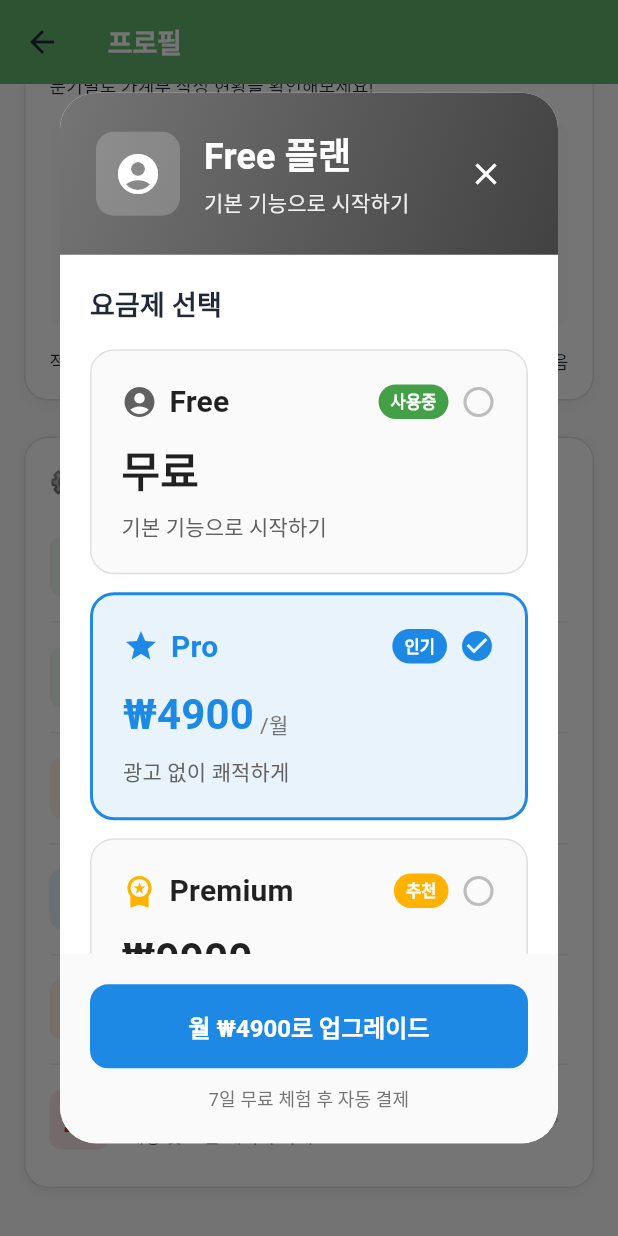
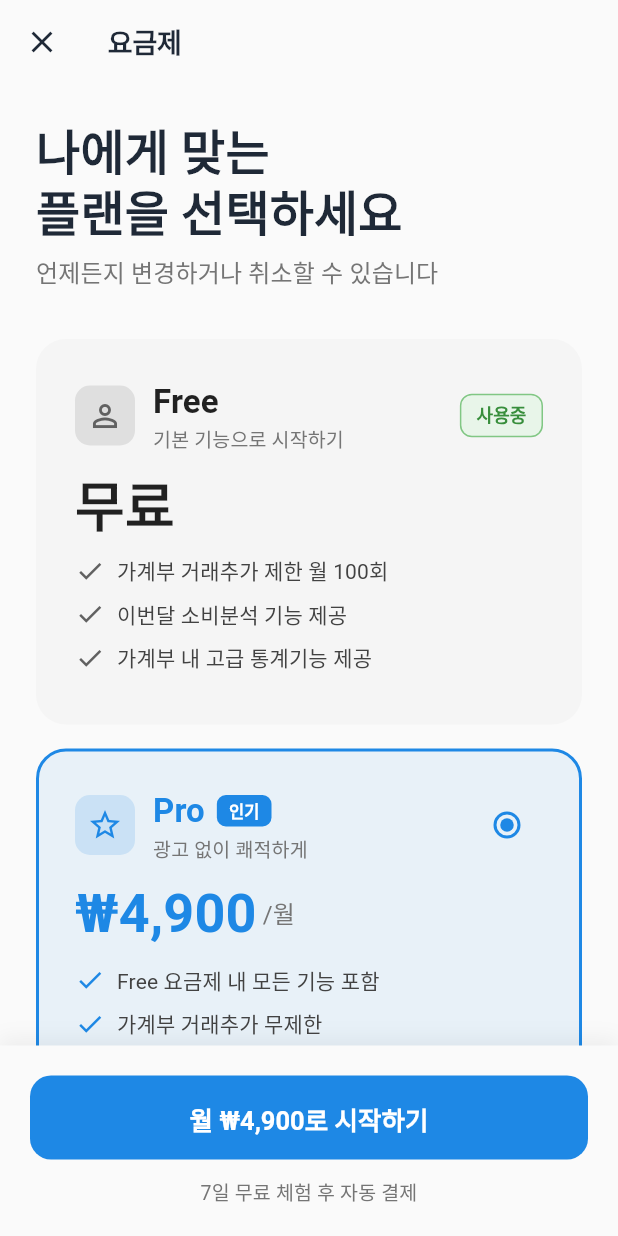
Before and after one commit to dlworua/money_app, a Flutter app: the ProfileView screen opened directly, scrolled down 752 dp, after a tap on "프리미엄 가입", on a phone screen of 412 x 824 dp. Run offline on Flutter 3.47's test engine with Material 3 defaults, Android fonts, the phone set to English and light mode, and no system bars; our stand-ins replace auto_size_text, flutter_riverpod, flutter_svg, google_mobile_ads, google_sign_in, in_app_purchase and 3 more; accounts and stored records are empty; network calls fail; Roboto replaces fonts that are missing (SF Pro Display).

Commit message:
feat: 요금제 선택을 전체 페이지로 개선
- SubscriptionPage 생성 (Claude 앱 스타일)
- 더 큰 화면으로 가독성 향상
- 요금제 카드 디자인 개선
- 기능 비교표 추가 (Free/Pro/Premium)
- 하단 고정 버튼으로 구독 UX 개선
- 다이얼로그에서 전체 페이지로 변경

```diff
--- a/lib/presentation/views/profile_view.dart
+++ b/lib/presentation/views/profile_view.dart
@@ -12,7 +12,7 @@ import '../viewmodels/theme_viewmodel.dart';
 import '../providers/auth_provider.dart';
 import '../../data/models/transaction.dart';
 import '../../data/repositories/transaction_repository.dart';
-import '../dialogs/subscription_dialog.dart';
+import 'subscription_page.dart';
 
 class ProfileView extends ConsumerStatefulWidget {
   const ProfileView({super.key});
@@ -1162,10 +1162,12 @@ class _ProfileViewState extends ConsumerState<ProfileView> {
                 : '광고 제거 및 3배 포인트',
             iconColor: Colors.amber[700]!,
             onTap: () {
-              // 요금제 다이얼로그 표시
-              showDialog(
-                context: context,
-                builder: (context) => const SubscriptionDialog(),
+              // 요금제 페이지로 이동
+              Navigator.push(
+                context,
+                MaterialPageRoute(
+                  builder: (context) => const SubscriptionPage(),
+                ),
               );
             },
           ),
--- /dev/null
+++ b/lib/presentation/views/subscription_page.dart
@@ -0,0 +1,582 @@
+import 'package:flutter/material.dart';
+import 'package:flutter_riverpod/flutter_riverpod.dart';
+
+import '../../data/models/subscription_tier.dart';
+import '../viewmodels/providers.dart';
+import '../../core/theme/app_theme.dart';
+
+/// 요금제 선택 페이지 (Claude 앱 스타일)
+class SubscriptionPage extends ConsumerStatefulWidget {
+  const SubscriptionPage({super.key});
+
+  @override
+  ConsumerState<SubscriptionPage> createState() => _SubscriptionPageState();
+}
+
+class _SubscriptionPageState extends ConsumerState<SubscriptionPage> {
+  int _selectedPlanIndex = 1; // 기본값 Pro
+
+  @override
+  Widget build(BuildContext context) {
+    final user = ref.watch(homeViewModelProvider).user;
+    final currentTier = user?.isPremium == true
+        ? SubscriptionTier.premium
+        : SubscriptionTier.free;
+
+    return Scaffold(
+      backgroundColor: Theme.of(context).scaffoldBackgroundColor,
+      body: CustomScrollView(
+        slivers: [
+          // 앱바
+          SliverAppBar(
+            expandedHeight: 0,
+            pinned: true,
+            backgroundColor: Theme.of(context).scaffoldBackgroundColor,
+            elevation: 0,
+            leading: IconButton(
+              icon: const Icon(Icons.close),
+              onPressed: () => Navigator.pop(context),
+            ),
+            title: const Text(
+              '요금제',
+              style: TextStyle(
+                fontSize: 18,
+                fontWeight: FontWeight.w600,
+              ),
+            ),
+          ),
+
+          // 컨텐츠
+          SliverToBoxAdapter(
+            child: Padding(
+              padding: const EdgeInsets.all(24.0),
+              child: Column(
+                crossAxisAlignment: CrossAxisAlignment.start,
+                children: [
+                  // 헤더 텍스트
+                  const Text(
+                    '나에게 맞는\n플랜을 선택하세요',
+                    style: TextStyle(
+                      fontSize: 32,
+                      fontWeight: FontWeight.bold,
+                      height: 1.2,
+                    ),
+                  ),
+                  const SizedBox(height: 8),
+                  Text(
+                    '언제든지 변경하거나 취소할 수 있습니다',
+                    style: TextStyle(
+                      fontSize: 16,
+                      color: Colors.grey[600],
+                    ),
+                  ),
+                  const SizedBox(height: 32),
+
+                  // 요금제 카드들
+                  _buildPlanCard(
+                    tier: SubscriptionTier.free,
+                    index: 0,
+                    isCurrentPlan: currentTier == SubscriptionTier.free,
+                  ),
+                  const SizedBox(height: 16),
+
+                  _buildPlanCard(
+                    tier: SubscriptionTier.pro,
+                    index: 1,
+                    isCurrentPlan: currentTier == SubscriptionTier.pro,
+                    badge: '인기',
+                  ),
+                  const SizedBox(height: 16),
+
+                  _buildPlanCard(
+                    tier: SubscriptionTier.premium,
+                    index: 2,
+                    isCurrentPlan: currentTier == SubscriptionTier.premium,
+                    badge: '추천',
+                  ),
+                  const SizedBox(height: 32),
+
+                  // 기능 비교표
+                  _buildComparisonTable(),
+
+                  const SizedBox(height: 100), // 하단 버튼 공간
+                ],
+              ),
+            ),
+          ),
+        ],
+      ),
+
+      // 하단 고정 버튼
+      bottomNavigationBar: _buildBottomBar(context, currentTier),
+    );
+  }
+
+  /// 요금제 카드
+  Widget _buildPlanCard({
+    required SubscriptionTier tier,
+    required int index,
+    required bool isCurrentPlan,
+    String? badge,
+  }) {
+    final isSelected = _selectedPlanIndex == index;
+    final baseColor = _getPrimaryColor(tier);
+
+    return GestureDetector(
+      onTap: () => setState(() => _selectedPlanIndex = index),
+      child: AnimatedContainer(
+        duration: const Duration(milliseconds: 200),
+        padding: const EdgeInsets.all(24),
+        decoration: BoxDecoration(
+          color: isSelected
+              ? baseColor.withValues(alpha: 0.08)
+              : Colors.grey[100],
+          borderRadius: BorderRadius.circular(20),
+          border: Border.all(
+            color: isSelected ? baseColor : Colors.transparent,
+            width: 2,
+          ),
+        ),
+        child: Column(
+          crossAxisAlignment: CrossAxisAlignment.start,
+          children: [
+            // 헤더
+            Row(
+              children: [
+                Container(
+                  padding: const EdgeInsets.all(8),
+                  decoration: BoxDecoration(
+                    color: baseColor.withValues(alpha: 0.15),
+                    borderRadius: BorderRadius.circular(10),
+                  ),
+                  child: Icon(
+                    _getTierIcon(tier),
+                    color: baseColor,
+                    size: 24,
+                  ),
+                ),
+                const SizedBox(width: 12),
+                Expanded(
+                  child: Column(
+                    crossAxisAlignment: CrossAxisAlignment.start,
+                    children: [
+                      Row(
+                        children: [
+                          Text(
+                            tier.displayName,
+                            style: TextStyle(
+                              fontSize: 22,
+                              fontWeight: FontWeight.bold,
+                              color: isSelected ? baseColor : Colors.black87,
+                            ),
+                          ),
+                          const SizedBox(width: 8),
+                          if (badge != null && !isCurrentPlan)
+                            Container(
+                              padding: const EdgeInsets.symmetric(
+                                horizontal: 8,
+                                vertical: 3,
+                              ),
+                              decoration: BoxDecoration(
+                                color: baseColor,
+                                borderRadius: BorderRadius.circular(6),
+                              ),
+                              child: Text(
+                                badge,
+                                style: const TextStyle(
+                                  fontSize: 11,
+                                  fontWeight: FontWeight.w600,
+                                  color: Colors.white,
+                                ),
+                              ),
+                            ),
+                        ],
+                      ),
+                      Text(
+                        tier.description,
+                        style: TextStyle(
+                          fontSize: 13,
+                          color: Colors.grey[600],
+                        ),
+                      ),
+                    ],
+                  ),
+                ),
+                if (isCurrentPlan)
+                  Container(
+                    padding: const EdgeInsets.symmetric(
+                      horizontal: 10,
+                      vertical: 5,
+                    ),
+                    decoration: BoxDecoration(
+                      color: Colors.green[50],
+                      border: Border.all(color: Colors.green[300]!),
+                      borderRadius: BorderRadius.circular(8),
+                    ),
+                    child: Text(
+                      '사용중',
+                      style: TextStyle(
+                        fontSize: 12,
+                        fontWeight: FontWeight.w600,
+                        color: Colors.green[700],
+                      ),
+                    ),
+                  )
+                else
+                  Radio<int>(
+                    value: index,
+                    groupValue: _selectedPlanIndex,
+                    onChanged: (value) {
+                      if (value != null) {
+                        setState(() => _selectedPlanIndex = value);
+                      }
+                    },
+                    activeColor: baseColor,
+                  ),
+              ],
+            ),
+            const SizedBox(height: 16),
+
+            // 가격
+            Row(
+              crossAxisAlignment: CrossAxisAlignment.end,
+              children: [
+                Text(
+                  tier.price == 0 ? '무료' : '₩${_formatPrice(tier.price)}',
+                  style: TextStyle(
+                    fontSize: 36,
+                    fontWeight: FontWeight.bold,
+                    color: isSelected ? baseColor : Colors.black87,
+                    height: 1.0,
+                  ),
+                ),
+                if (tier.price > 0)
+                  Padding(
+                    padding: const EdgeInsets.only(bottom: 6, left: 4),
+                    child: Text(
+                      '/월',
+                      style: TextStyle(
+                        fontSize: 16,
+                        color: Colors.grey[600],
+                      ),
+                    ),
+                  ),
+              ],
+            ),
+            const SizedBox(height: 16),
+
+            // 주요 특징 (최대 3개)
+            ...tier.features.take(3).map(
+                  (feature) => Padding(
+                    padding: const EdgeInsets.only(bottom: 8),
+                    child: Row(
+                      children: [
+                        Icon(
+                          Icons.check,
+                          color: baseColor,
+                          size: 20,
+                        ),
+                        const SizedBox(width: 8),
+                        Expanded(
+                          child: Text(
+                            feature,
+                            style: TextStyle(
+                              fontSize: 14,
+                              color: Colors.grey[800],
+                            ),
+                          ),
+                        ),
+                      ],
+                    ),
+                  ),
+                ),
+          ],
+        ),
+      ),
+    );
+  }
+
+  /// 기능 비교표
+  Widget _buildComparisonTable() {
+    return Container(
+      padding: const EdgeInsets.all(20),
+      decoration: BoxDecoration(
+        color: Colors.grey[50],
+        borderRadius: BorderRadius.circular(16),
+        border: Border.all(color: Colors.grey[200]!),
+      ),
+      child: Column(
+        crossAxisAlignment: CrossAxisAlignment.start,
+        children: [
+          const Text(
+            '기능 비교',
+            style: TextStyle(
+              fontSize: 20,
+              fontWeight: FontWeight.bold,
+            ),
+          ),
+          const SizedBox(height: 16),
+
+          // 기능별 비교
+          _buildComparisonRow(
+            '거래 기록',
+            ['월 100회', '무제한', '무제한'],
+          ),
+          _buildComparisonRow(
+            '광고',
+            ['모든 탭', '게임만', '완전 제거'],
+          ),
+          _buildComparisonRow(
+            '리워드 배율',
+            ['1배 (1/20)', '2배 (2/40)', '3배 (4/60)'],
+          ),
+          _buildComparisonRow(
+            'AI 코칭',
+            ['사용불가', '기본 모델', '프리미엄'],
+          ),
+          _buildComparisonRow(
+            '예산/목표',
+            ['각 10회', '각 50회', '무제한'],
+          ),
+          _buildComparisonRow(
+            '게임 티켓',
+            ['30분', '30분', '5분'],
+          ),
+        ],
+      ),
+    );
+  }
+
+  /// 비교 행
+  Widget _buildComparisonRow(String feature, List<String> values) {
+    return Padding(
+      padding: const EdgeInsets.only(bottom: 12),
+      child: Column(
+        crossAxisAlignment: CrossAxisAlignment.start,
+        children: [
+          Text(
+            feature,
+            style: const TextStyle(
+              fontSize: 14,
+              fontWeight: FontWeight.w600,
+              color: Colors.black87,
+            ),
+          ),
+          const SizedBox(height: 8),
+          Row(
+            children: [
+              Expanded(
+                child: _buildComparisonCell(
+                  values[0],
+                  SubscriptionTier.free,
+                ),
+              ),
+              const SizedBox(width: 8),
+              Expanded(
+                child: _buildComparisonCell(
+                  values[1],
+                  SubscriptionTier.pro,
+                ),
+              ),
+              const SizedBox(width: 8),
+              Expanded(
+                child: _buildComparisonCell(
+                  values[2],
+                  SubscriptionTier.premium,
+                ),
+              ),
+            ],
+          ),
+          const SizedBox(height: 8),
+          Divider(color: Colors.grey[300]),
+        ],
+      ),
+    );
+  }
+
+  /// 비교 셀
+  Widget _buildComparisonCell(String text, SubscriptionTier tier) {
+    return Container(
+      padding: const EdgeInsets.symmetric(vertical: 8, horizontal: 12),
+      decoration: BoxDecoration(
+        color: Colors.white,
+        borderRadius: BorderRadius.circular(8),
+        border: Border.all(color: Colors.grey[300]!),
+      ),
+      child: Text(
+        text,
+        style: TextStyle(
+          fontSize: 12,
+          color: Colors.grey[700],
+        ),
+        textAlign: TextAlign.center,
+      ),
+    );
+  }
+
+  /// 하단 버튼 바
+  Widget _buildBottomBar(BuildContext context, SubscriptionTier currentTier) {
+    final selectedTier = SubscriptionTier.values[_selectedPlanIndex];
+    final isCurrentPlan = selectedTier == currentTier;
+
+    return Container(
+      padding: const EdgeInsets.all(20),
+      decoration: BoxDecoration(
+        color: Theme.of(context).scaffoldBackgroundColor,
+        boxShadow: [
+          BoxShadow(
+            color: Colors.black.withValues(alpha: 0.05),
+            blurRadius: 10,
+            offset: const Offset(0, -5),
+          ),
+        ],
+      ),
+      child: SafeArea(
+        child: Column(
+          mainAxisSize: MainAxisSize.min,
+          children: [
+            if (!isCurrentPlan) ...[
+              SizedBox(
+                width: double.infinity,
+                height: 56,
+                child: ElevatedButton(
+                  onPressed: () => _handleSubscribe(context),
+                  style: ElevatedButton.styleFrom(
+                    backgroundColor: _getPrimaryColor(selectedTier),
+                    foregroundColor: Colors.white,
+                    shape: RoundedRectangleBorder(
+                      borderRadius: BorderRadius.circular(14),
+                    ),
+                    elevation: 0,
+                  ),
+                  child: Text(
+                    selectedTier.price == 0
+                        ? 'Free 플랜으로 변경'
+                        : '월 ₩${_formatPrice(selectedTier.price)}로 시작하기',
+                    style: const TextStyle(
+                      fontSize: 17,
+                      fontWeight: FontWeight.w600,
+                    ),
+                  ),
+                ),
+              ),
+              if (selectedTier.price > 0) ...[
+                const SizedBox(height: 12),
+                Text(
+                  '7일 무료 체험 후 자동 결제',
+                  style: TextStyle(
+                    fontSize: 13,
+                    color: Colors.grey[600],
+                  ),
+                  textAlign: TextAlign.center,
+                ),
+              ],
+            ] else ...[
+              Container(
+                width: double.infinity,
+                padding: const EdgeInsets.all(16),
+                decoration: BoxDecoration(
+                  color: Colors.green[50],
+                  borderRadius: BorderRadius.circular(14),
+                  border: Border.all(color: Colors.green[200]!),
+                ),
+                child: Row(
+                  mainAxisAlignment: MainAxisAlignment.center,
+                  children: [
+                    Icon(Icons.check_circle, color: Colors.green[600]),
+                    const SizedBox(width: 12),
+                    Text(
+                      '현재 사용 중인 플랜입니다',
+                      style: TextStyle(
+                        fontSize: 15,
+                        color: Colors.green[900],
+                        fontWeight: FontWeight.w600,
+                      ),
+                    ),
+                  ],
+                ),
+              ),
+            ],
+          ],
+        ),
+      ),
+    );
+  }
+
+  /// 요금제별 아이콘
+  IconData _getTierIcon(SubscriptionTier tier) {
+    switch (tier) {
+      case SubscriptionTier.free:
+        return Icons.person_outline;
+      case SubscriptionTier.pro:
+        return Icons.star_outline;
+      case SubscriptionTier.premium:
+        return Icons.workspace_premium;
+    }
+  }
+
+  /// 요금제별 메인 색상
+  Color _getPrimaryColor(SubscriptionTier tier) {
+    switch (tier) {
+      case SubscriptionTier.free:
+        return Colors.grey[700]!;
+      case SubscriptionTier.pro:
+        return Colors.blue[600]!;
+      case SubscriptionTier.premium:
+        return Colors.amber[600]!;
+    }
+  }
+
+  /// 가격 포맷팅
+  String _formatPrice(int price) {
+    return price.toString().replaceAllMapped(
+          RegExp(r'(\d{1,3})(?=(\d{3})+(?!\d))'),
+          (Match m) => '${m[1]},',
+        );
+  }
+
+  /// 구독하기
+  void _handleSubscribe(BuildContext context) {
+    final selectedTier = SubscriptionTier.values[_selectedPlanIndex];
+
+    showDialog(
+      context: context,
+      builder: (context) => AlertDialog(
+        title: Text('${selectedTier.displayName} 플랜 구독'),
+        content: Text(
+          selectedTier.price == 0
+              ? 'Free 플랜으로 변경하시겠습니까?\n\n유료 플랜의 혜택이 해제됩니다.'
+              : '${selectedTier.displayName} 플랜(₩${_formatPrice(selectedTier.price)}/월)을 구독하시겠습니까?\n\n7일 무료 체험 후 자동 결제됩니다.',
+        ),
+        actions: [
+          TextButton(
+            onPressed: () => Navigator.pop(context),
+            child: const Text('취소'),
+          ),
+          ElevatedButton(
+            onPressed: () {
+              // TODO: 실제 구독 처리 로직
+              Navigator.pop(context); // 확인 다이얼로그 닫기
+              Navigator.pop(context); // 구독 페이지 닫기
+              ScaffoldMessenger.of(context).showSnackBar(
+                SnackBar(
+                  content: Text(
+                    selectedTier.price == 0
+                        ? 'Free 플랜으로 변경되었습니다'
+                        : '🎉 ${selectedTier.displayName} 플랜 구독이 완료되었습니다!',
+                  ),
+                  backgroundColor:
+                      selectedTier.price == 0 ? Colors.orange : Colors.green,
+                ),
+              );
+            },
+            style: ElevatedButton.styleFrom(
+              backgroundColor: _getPrimaryColor(selectedTier),
+            ),
+            child: Text(selectedTier.price == 0 ? '변경하기' : '구독하기'),
+          ),
+        ],
+      ),
+    );
+  }
+}
```
